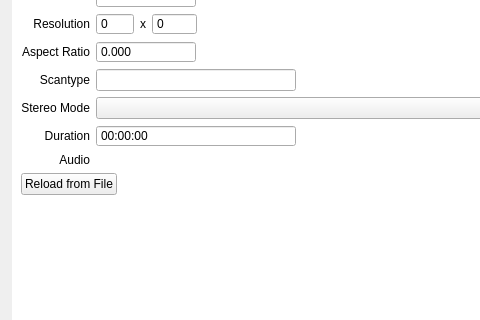
This is movies/MovieWidget.ui in Komet/MediaElch as Qt 5 draws it before an edit; both pictures show x 0 to 480 and y 145 to 465 of the 934 by 811 pixel window. The edited form follows.
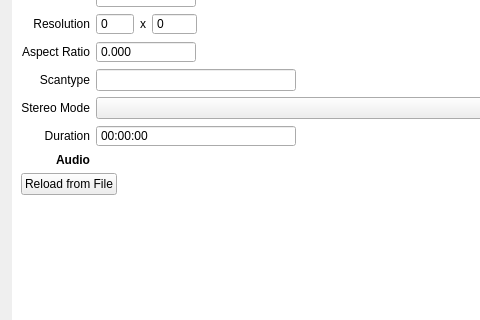
This is the edited form. The open tabs and pages were chosen to show the change. Icons and pictures are not drawn. Custom widgets are drawn as their Qt base class.

The edit to the form file:
```diff
--- a/movies/MovieWidget.ui
+++ b/movies/MovieWidget.ui
@@ -916,6 +916,12 @@
               </item>
               <item row="7" column="0">
                <widget class="QLabel" name="labelStreamDetailsAudio">
+                <property name="font">
+                 <font>
+                  <weight>75</weight>
+                  <bold>true</bold>
+                 </font>
+                </property>
                 <property name="text">
                  <string>Audio</string>
                 </property>
```
